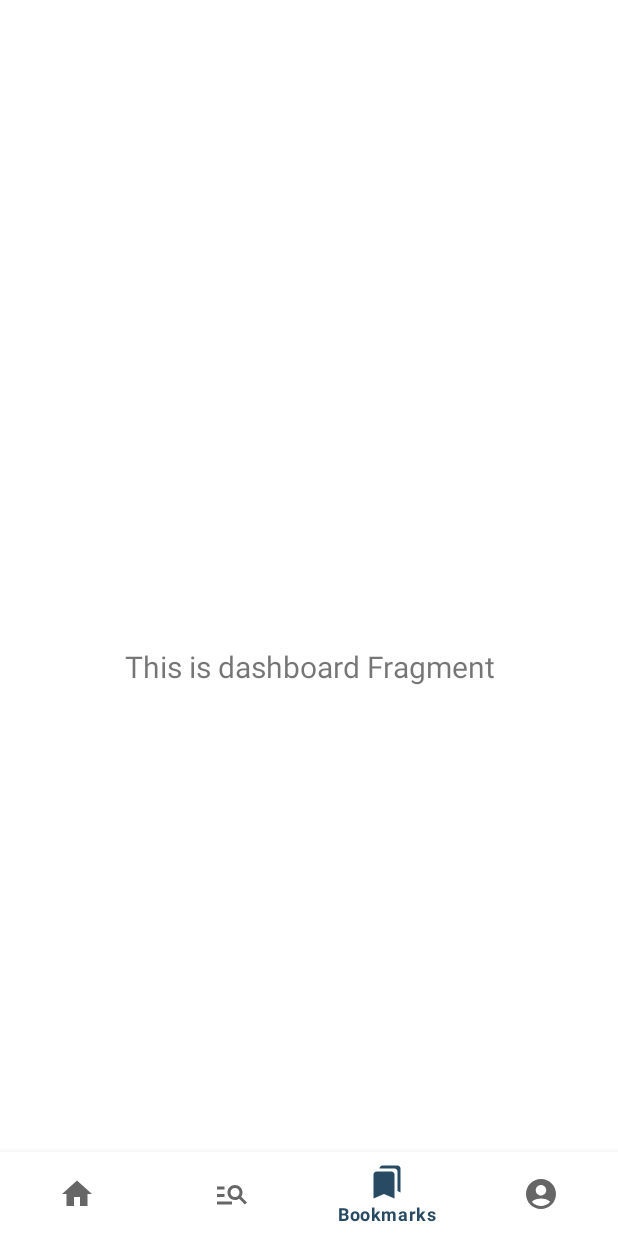
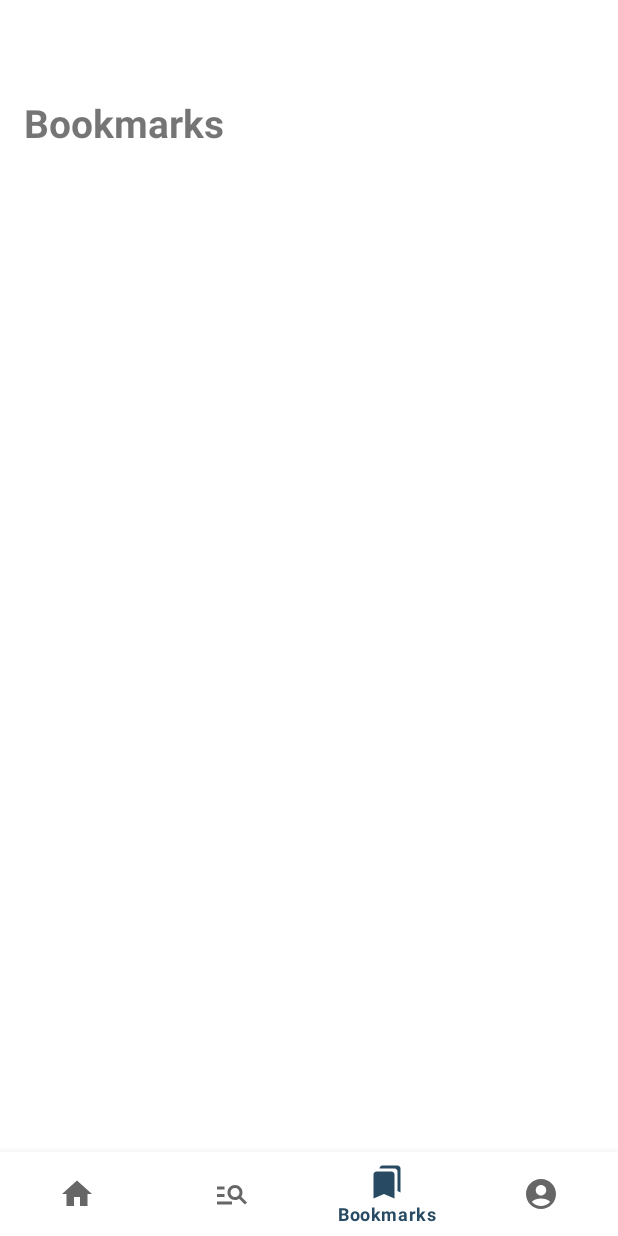
Before and after one commit to cakekxtx/TMClone, an Android app: the BookmarksFragment screen opened through its navigation route, on a phone screen of 412 x 824 dp. Run offline under Robolectric (Android 15) with nearby library versions, the phone set to English and light mode, and no system bars; our stand-ins replace navigation-ui; pictures from the network do not load; 2 statements that could not run were skipped.

Commit message:
start layout for bookmarks fragment

```diff
--- /dev/null
+++ b/app/src/main/res/drawable/filled_bookmark.xml
@@ -0,0 +1,5 @@
+<vector xmlns:android="http://schemas.android.com/apk/res/android" android:height="24dp" android:tint="#353535" android:viewportHeight="24" android:viewportWidth="24" android:width="24dp">
+
+    <path android:fillColor="@android:color/white" android:pathData="M17,3H7c-1.1,0 -1.99,0.9 -1.99,2L5,21l7,-3 7,3V5c0,-1.1 -0.9,-2 -2,-2z"/>
+
+</vector>
--- /dev/null
+++ b/app/src/main/res/drawable/outlined_bookmark.xml
@@ -0,0 +1,5 @@
+<vector xmlns:android="http://schemas.android.com/apk/res/android" android:height="24dp" android:tint="#353535" android:viewportHeight="24" android:viewportWidth="24" android:width="24dp">
+
+    <path android:fillColor="@android:color/white" android:pathData="M17,3L7,3c-1.1,0 -1.99,0.9 -1.99,2L5,21l7,-3 7,3L19,5c0,-1.1 -0.9,-2 -2,-2zM17,18l-5,-2.18L7,18L7,5h10v13z"/>
+
+</vector>
--- a/app/src/main/res/layout/fragment_bookmarks.xml
+++ b/app/src/main/res/layout/fragment_bookmarks.xml
@@ -7,16 +7,23 @@
     tools:context=".ui.bookmarks.BookmarksFragment">
 
     <TextView
-        android:id="@+id/text_dashboard"
-        android:layout_width="match_parent"
+        android:id="@+id/textView2"
+        android:layout_width="wrap_content"
         android:layout_height="wrap_content"
-        android:layout_marginStart="8dp"
+        android:layout_marginStart="16dp"
         android:layout_marginTop="8dp"
-        android:layout_marginEnd="8dp"
-        android:textAlignment="center"
-        android:textSize="20sp"
+        android:text="@string/title_bookmarks"
+        android:textSize="26sp"
+        android:textStyle="bold"
+        app:layout_constraintStart_toStartOf="parent"
+        app:layout_constraintTop_toTopOf="parent" />
+
+    <androidx.recyclerview.widget.RecyclerView
+        android:layout_width="0dp"
+        android:layout_height="0dp"
+        android:layout_marginTop="8dp"
         app:layout_constraintBottom_toBottomOf="parent"
         app:layout_constraintEnd_toEndOf="parent"
         app:layout_constraintStart_toStartOf="parent"
-        app:layout_constraintTop_toTopOf="parent" />
+        app:layout_constraintTop_toBottomOf="@+id/textView2" />
 </androidx.constraintlayout.widget.ConstraintLayout>
```
Also changed, not shown: app/src/main/res/layout/bookmarks_layout.xml (added, +49 -0 lines).
